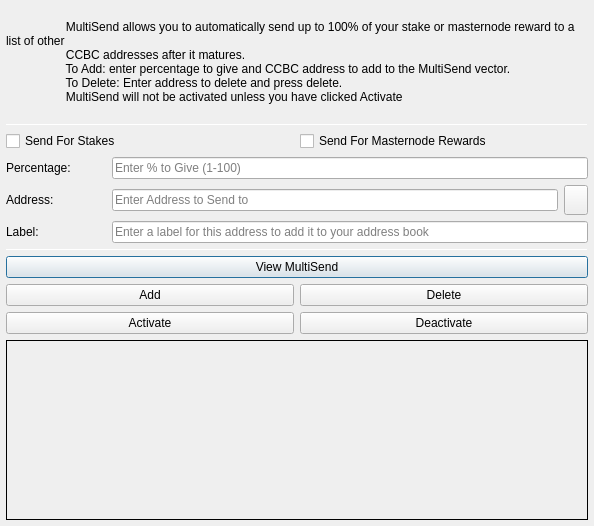
Before: the Qt Designer form src/qt/forms/multisenddialog.ui in CryptoCashBack-Hub/CCBC, drawn with Qt 5.
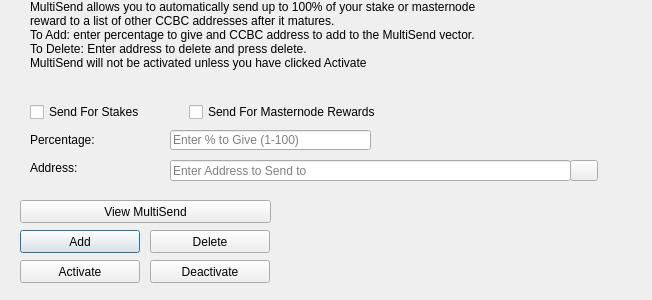
After: the same form once the commit is applied. Icons and pictures are not drawn.

Commit message: Revert "MultiSend" (#17)

```diff
--- a/src/qt/forms/multisenddialog.ui
+++ b/src/qt/forms/multisenddialog.ui
@@ -9,109 +9,22 @@
    <rect>
     <x>0</x>
     <y>0</y>
-    <width>594</width>
-    <height>526</height>
+    <width>652</width>
+    <height>300</height>
    </rect>
   </property>
   <property name="windowTitle">
    <string>MultiSend</string>
   </property>
-  <layout class="QVBoxLayout" name="verticalLayout" stretch="0">
-   <property name="leftMargin">
-    <number>6</number>
-   </property>
-   <property name="topMargin">
-    <number>6</number>
-   </property>
-   <property name="rightMargin">
-    <number>6</number>
-   </property>
-   <property name="bottomMargin">
-    <number>6</number>
-   </property>
-   <item>
-    <layout class="QVBoxLayout" name="verticalLayout_Main" stretch="1,1,1,0,1,1,1">
-     <item>
-      <widget class="QLabel" name="label_2">
-       <property name="lineWidth">
-        <number>1</number>
-       </property>
-       <property name="text">
-        <string>
-                  MultiSend allows you to automatically send up to 100% of your stake or masternode reward to a list of other 
-                  CCBC addresses after it matures.
-                  To Add: enter percentage to give and CCBC address to add to the MultiSend vector.
-                  To Delete: Enter address to delete and press delete.
-                  MultiSend will not be activated unless you have clicked Activate
-                </string>
-       </property>
-       <property name="alignment">
-        <set>Qt::AlignLeading|Qt::AlignLeft|Qt::AlignTop</set>
-       </property>
-       <property name="wordWrap">
-        <bool>true</bool>
-       </property>
-      </widget>
-     </item>
-     <item>
-      <widget class="Line" name="line">
-       <property name="minimumSize">
-        <size>
-         <width>0</width>
-         <height>1</height>
-        </size>
-       </property>
-       <property name="maximumSize">
-        <size>
-         <width>16777215</width>
-         <height>1</height>
-        </size>
-       </property>
-       <property name="orientation">
-        <enum>Qt::Horizontal</enum>
-       </property>
-      </widget>
-     </item>
-     <item>
-      <layout class="QVBoxLayout" name="verticalLayout_Settings">
-       <item>
-        <layout class="QHBoxLayout" name="horizontalLayout">
-         <item>
-          <widget class="QCheckBox" name="multiSendStakeCheckBox">
-           <property name="text">
-            <string>Send For Stakes</string>
-           </property>
-          </widget>
-         </item>
-         <item>
-          <widget class="QCheckBox" name="multiSendMasternodeCheckBox">
-           <property name="text">
-            <string>Send For Masternode Rewards</string>
-           </property>
-          </widget>
-         </item>
-        </layout>
-       </item>
-       <item>
-        <layout class="QHBoxLayout" name="horizontalLayout_6">
-         <item>
-          <widget class="QLabel" name="label">
-           <property name="minimumSize">
-            <size>
-             <width>100</width>
-             <height>0</height>
-            </size>
-           </property>
-           <property name="toolTip">
-            <string>Percentage of stake to send</string>
-           </property>
-           <property name="text">
-            <string>Percentage:</string>
-           </property>
-          </widget>
-         </item>
-         <item>
           <widget class="QLineEdit" name="multiSendPercentEdit">
+   <property name="geometry">
+    <rect>
+     <x>170</x>
+     <y>130</y>
+     <width>201</width>
+     <height>20</height>
+    </rect>
+   </property>
            <property name="toolTip">
             <string>Enter whole numbers 1 - 100</string>
            </property>
@@ -119,29 +32,15 @@
             <string>Enter % to Give (1-100)</string>
            </property>
           </widget>
-         </item>
-        </layout>
-       </item>
-       <item>
-        <layout class="QHBoxLayout" name="horizontalLayout_7">
-         <item>
-          <widget class="QLabel" name="label_5">
-           <property name="minimumSize">
-            <size>
-             <width>100</width>
-             <height>0</height>
-            </size>
-           </property>
-           <property name="toolTip">
-            <string>Address to send portion of stake to</string>
-           </property>
-           <property name="text">
-            <string>Address:</string>
-           </property>
-          </widget>
-         </item>
-         <item>
           <widget class="QLineEdit" name="multiSendAddressEdit">
+   <property name="geometry">
+    <rect>
+     <x>170</x>
+     <y>160</y>
+     <width>401</width>
+     <height>21</height>
+    </rect>
+   </property>
            <property name="toolTip">
             <string/>
            </property>
@@ -149,14 +48,87 @@
             <string>Enter Address to Send to</string>
            </property>
           </widget>
-         </item>
-         <item>
-          <widget class="QToolButton" name="addressBookButton">
-           <property name="maximumSize">
-            <size>
-             <width>16777215</width>
-             <height>32</height>
-            </size>
+  <widget class="QLabel" name="label_2">
+   <property name="geometry">
+    <rect>
+     <x>30</x>
+     <y>0</y>
+     <width>451</width>
+     <height>121</height>
+    </rect>
+   </property>
+   <property name="lineWidth">
+    <number>1</number>
+   </property>
+   <property name="text">
+    <string>MultiSend allows you to automatically send up to 100% of your stake or masternode reward to a list of other CCBC addresses after it matures.
+To Add: enter percentage to give and CCBC address to add to the MultiSend vector.
+To Delete: Enter address to delete and press delete.
+MultiSend will not be activated unless you have clicked Activate</string>
+   </property>
+   <property name="alignment">
+    <set>Qt::AlignLeading|Qt::AlignLeft|Qt::AlignTop</set>
+   </property>
+   <property name="wordWrap">
+    <bool>true</bool>
+   </property>
+  </widget>
+  <widget class="QLabel" name="message">
+   <property name="geometry">
+    <rect>
+     <x>290</x>
+     <y>200</y>
+     <width>351</width>
+     <height>91</height>
+    </rect>
+   </property>
+   <property name="text">
+    <string/>
+   </property>
+  </widget>
+  <widget class="QPushButton" name="addButton">
+   <property name="geometry">
+    <rect>
+     <x>20</x>
+     <y>230</y>
+     <width>120</width>
+     <height>23</height>
+    </rect>
+   </property>
+   <property name="toolTip">
+    <string/>
+   </property>
+   <property name="statusTip">
+    <string>Add to MultiSend Vector</string>
+   </property>
+   <property name="text">
+    <string>Add</string>
+   </property>
+  </widget>
+  <widget class="QPushButton" name="disableButton">
+   <property name="geometry">
+    <rect>
+     <x>150</x>
+     <y>260</y>
+     <width>120</width>
+     <height>23</height>
+    </rect>
+   </property>
+   <property name="statusTip">
+    <string>Deactivate MultiSend</string>
+   </property>
+   <property name="text">
+    <string>Deactivate</string>
+   </property>
+  </widget>
+  <widget class="QPushButton" name="addressBookButton">
+   <property name="geometry">
+    <rect>
+     <x>570</x>
+     <y>160</y>
+     <width>28</width>
+     <height>21</height>
+    </rect>
            </property>
            <property name="toolTip">
             <string>Choose an address from the address book</string>
@@ -171,61 +143,19 @@
            <property name="shortcut">
             <string>Alt+A</string>
            </property>
-          </widget>
-         </item>
-        </layout>
-       </item>
-      </layout>
-     </item>
-     <item>
-      <layout class="QHBoxLayout" name="horizontalLayout_3">
-       <item>
-        <widget class="QLabel" name="label_3">
-         <property name="minimumSize">
-          <size>
-           <width>100</width>
-           <height>0</height>
-          </size>
-         </property>
-         <property name="text">
-          <string>Label:</string>
-         </property>
-        </widget>
-       </item>
-       <item>
-        <widget class="QLineEdit" name="labelAddressLabelEdit">
-         <property name="placeholderText">
-          <string>Enter a label for this address to add it to your address book</string>
-         </property>
-        </widget>
-       </item>
-      </layout>
-     </item>
-     <item>
-      <widget class="Line" name="line_2">
-       <property name="minimumSize">
-        <size>
-         <width>0</width>
-         <height>1</height>
-        </size>
-       </property>
-       <property name="maximumSize">
-        <size>
-         <width>16777215</width>
-         <height>1</height>
-        </size>
-       </property>
-       <property name="orientation">
-        <enum>Qt::Horizontal</enum>
-       </property>
-      </widget>
-     </item>
-     <item>
-      <layout class="QVBoxLayout" name="verticalLayout_Buttons">
-       <item>
-        <layout class="QHBoxLayout" name="horizontalLayout_4">
-         <item>
-          <widget class="QPushButton" name="viewButton">
+   <property name="autoDefault">
+    <bool>false</bool>
+   </property>
+  </widget>
+  <widget class="QLabel" name="label">
+   <property name="geometry">
+    <rect>
+     <x>30</x>
+     <y>130</y>
+     <width>121</width>
+     <height>20</height>
+    </rect>
+   </property>
            <property name="toolTip">
             <string/>
            </property>
@@ -233,16 +163,18 @@
             <string>View MultiSend Vector</string>
            </property>
            <property name="text">
-            <string>View MultiSend</string>
-           </property>
-          </widget>
-         </item>
-        </layout>
-       </item>
-       <item>
-        <layout class="QHBoxLayout" name="horizontalLayout_2">
-         <item>
-          <widget class="QPushButton" name="addButton">
+    <string>Percentage:</string>
+   </property>
+  </widget>
+  <widget class="QLabel" name="label_5">
+   <property name="geometry">
+    <rect>
+     <x>30</x>
+     <y>160</y>
+     <width>111</width>
+     <height>16</height>
+    </rect>
+   </property>
            <property name="toolTip">
             <string/>
            </property>
@@ -250,12 +182,18 @@
             <string>Add to MultiSend Vector</string>
            </property>
            <property name="text">
-            <string>Add</string>
-           </property>
-          </widget>
-         </item>
-         <item>
+    <string>Address:</string>
+   </property>
+  </widget>
           <widget class="QPushButton" name="deleteButton">
+   <property name="geometry">
+    <rect>
+     <x>150</x>
+     <y>230</y>
+     <width>120</width>
+     <height>23</height>
+    </rect>
+   </property>
            <property name="toolTip">
             <string/>
            </property>
@@ -266,13 +204,15 @@
             <string>Delete</string>
            </property>
           </widget>
-         </item>
-        </layout>
-       </item>
-       <item>
-        <layout class="QHBoxLayout" name="horizontalLayout_5">
-         <item>
           <widget class="QPushButton" name="activateButton">
+   <property name="geometry">
+    <rect>
+     <x>20</x>
+     <y>260</y>
+     <width>120</width>
+     <height>23</height>
+    </rect>
+   </property>
            <property name="statusTip">
             <string>Activate MultiSend</string>
            </property>
@@ -280,55 +220,51 @@
             <string>Activate</string>
            </property>
           </widget>
-         </item>
-         <item>
-          <widget class="QPushButton" name="disableButton">
-           <property name="statusTip">
-            <string>Deactivate MultiSend</string>
-           </property>
-           <property name="text">
-            <string>Deactivate</string>
-           </property>
-          </widget>
-         </item>
-        </layout>
-       </item>
-      </layout>
-     </item>
-     <item>
-      <widget class="QLabel" name="message">
-       <property name="minimumSize">
-        <size>
-         <width>0</width>
-         <height>180</height>
-        </size>
-       </property>
-       <property name="frameShape">
-        <enum>QFrame::Panel</enum>
-       </property>
-       <property name="frameShadow">
-        <enum>QFrame::Plain</enum>
-       </property>
-       <property name="lineWidth">
-        <number>1</number>
-       </property>
-       <property name="midLineWidth">
-        <number>1</number>
-       </property>
-       <property name="text">
+  <widget class="QPushButton" name="viewButton">
+   <property name="geometry">
+    <rect>
+     <x>20</x>
+     <y>200</y>
+     <width>251</width>
+     <height>23</height>
+    </rect>
+   </property>
+   <property name="toolTip">
         <string/>
        </property>
-       <property name="alignment">
-        <set>Qt::AlignLeading|Qt::AlignLeft|Qt::AlignTop</set>
-       </property>
-       <property name="wordWrap">
-        <bool>true</bool>
-       </property>
-      </widget>
-     </item>
-    </layout>
-   </item>
-  </layout>
+   <property name="statusTip">
+    <string>View MultiSend Vector</string>
+   </property>
+   <property name="text">
+    <string>View MultiSend</string>
+   </property>
+  </widget>
+  <widget class="QWidget" name="horizontalLayoutWidget">
+   <property name="geometry">
+    <rect>
+     <x>30</x>
+     <y>100</y>
+     <width>351</width>
+     <height>24</height>
+    </rect>
+   </property>
+   <layout class="QHBoxLayout" name="horizontalLayout">
+    <item>
+     <widget class="QCheckBox" name="multiSendStakeCheckBox">
+      <property name="text">
+       <string>Send For Stakes</string>
+      </property>
+     </widget>
+    </item>
+    <item>
+     <widget class="QCheckBox" name="multiSendMasternodeCheckBox">
+      <property name="text">
+       <string>Send For Masternode Rewards</string>
+      </property>
+     </widget>
+    </item>
+   </layout>
+  </widget>
  </widget>
  <resources>
   <include location="../ccbc.qrc"/>
```
Left out of the diff: 18 changed lines with no effect on the pictures. Lines whose indentation alone changed are shown as unchanged. The commit also changes 33 other files.
